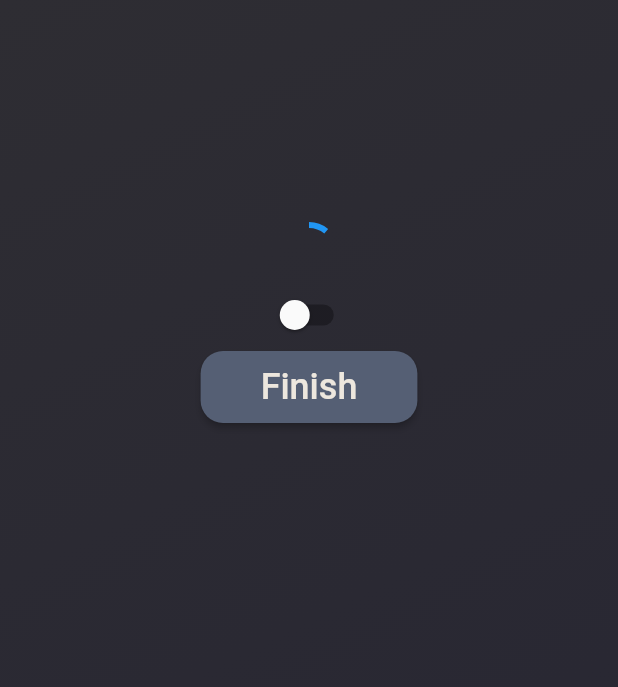
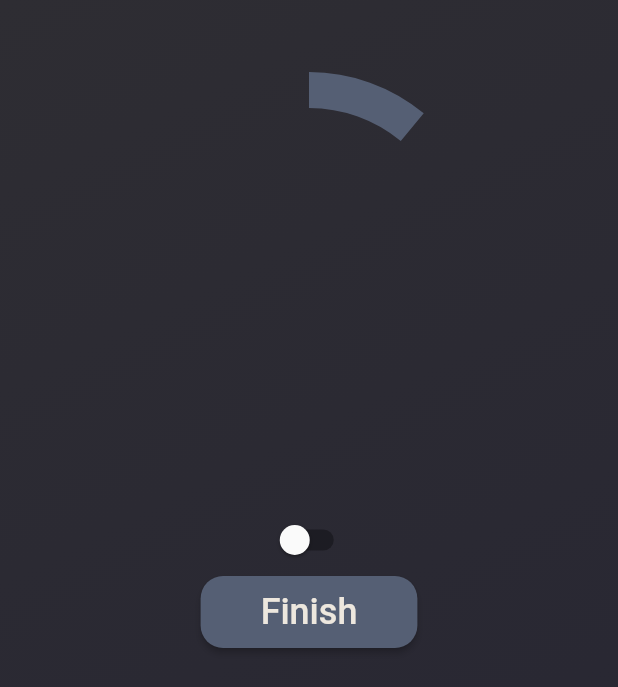
Before and after one commit to jacob-macleod/Progresso-Timer-App, a Flutter app: the screen it shows after launch, after a tap on "Start Timer", on a phone screen of 412 x 824 dp. Shown: the top 687 px of the screen. Run offline on Flutter 3.47's test engine with Material 2 defaults, Android fonts, the phone set to English and light mode, and no system bars; our stand-ins replace numberpicker.

Commit message:
Added styling to timer page

```diff
--- a/lib/screens/timer.dart
+++ b/lib/screens/timer.dart
@@ -47,10 +47,15 @@ class _TimerState extends State<Timer> with TickerProviderStateMixin {
       Center(
         child: Column(children: [
           const SizedBox(height: 150),
-          CircularProgressIndicator(
-            value: controller.value,
-            semanticsLabel: 'Circular progress indicator',
+          Transform.scale(
+            scale: 6.0,
+            child: CircularProgressIndicator(
+              color: const Color.fromRGBO(85, 95, 116, 1),
+              value: controller.value,
+              semanticsLabel: 'Circular progress indicator',
+            ),
           ),
+          const SizedBox(height: 150),
           Switch(
             value: determinate,
             onChanged: (bool value) {
```
